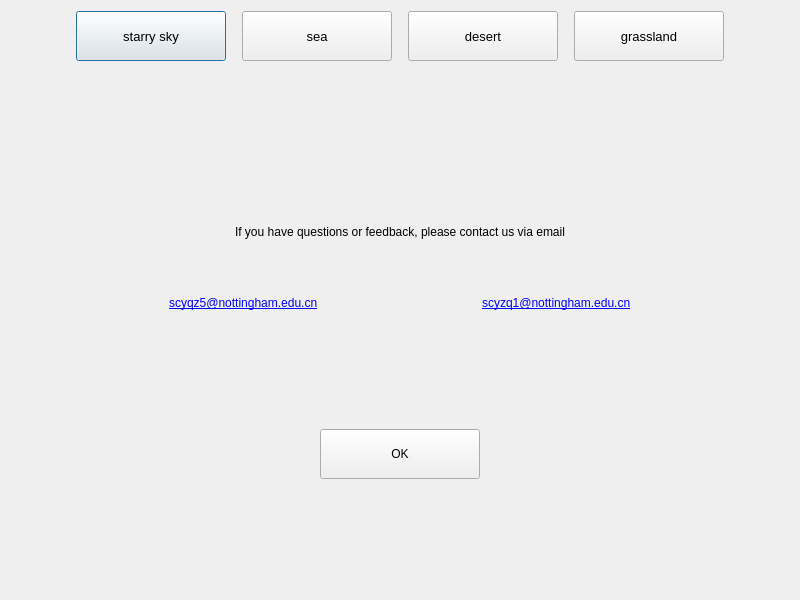
Usotsu7ki/Facial-Expression-Recognition-System, file testClient/contactus/dialog.ui: the form before one commit.
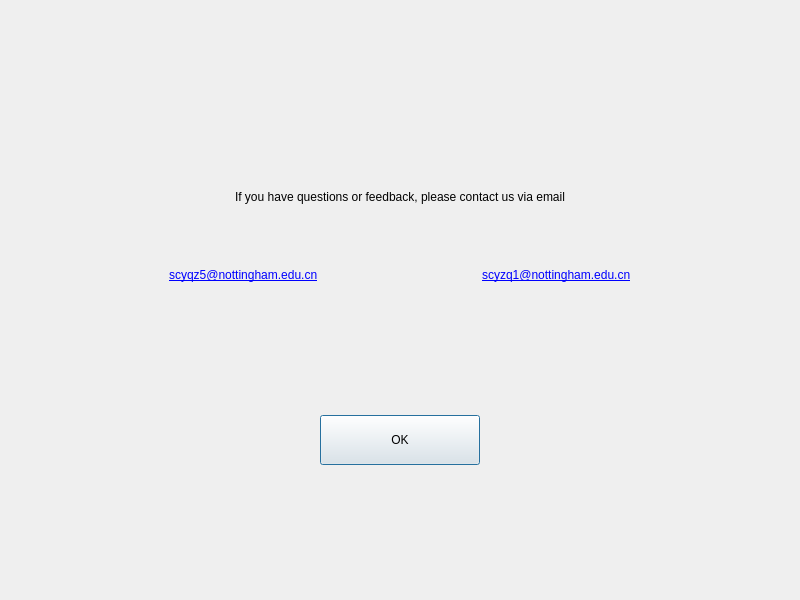
The form after the commit.

Commit message: background button to action and record position move

```diff
--- a/testClient/contactus/dialog.ui
+++ b/testClient/contactus/dialog.ui
@@ -17,208 +17,6 @@
    <item row="0" column="0">
     <layout class="QGridLayout" name="gridLayout_2">
      <item row="0" column="0">
-      <layout class="QHBoxLayout" name="horizontalLayout_12">
-       <item>
-        <spacer name="horizontalSpacer_8">
-         <property name="orientation">
-          <enum>Qt::Horizontal</enum>
-         </property>
-         <property name="sizeHint" stdset="0">
-          <size>
-           <width>13</width>
-           <height>20</height>
-          </size>
-         </property>
-        </spacer>
-       </item>
-       <item>
-        <widget class="QPushButton" name="btn_1">
-         <property name="sizePolicy">
-          <sizepolicy hsizetype="Fixed" vsizetype="Fixed">
-           <horstretch>0</horstretch>
-           <verstretch>0</verstretch>
-          </sizepolicy>
-         </property>
-         <property name="minimumSize">
-          <size>
-           <width>150</width>
-           <height>50</height>
-          </size>
-         </property>
-         <property name="maximumSize">
-          <size>
-           <width>150</width>
-           <height>50</height>
-          </size>
-         </property>
-         <property name="font">
-          <font>
-           <family>Arial</family>
-           <pointsize>10</pointsize>
-          </font>
-         </property>
-         <property name="text">
-          <string>starry sky</string>
-         </property>
-        </widget>
-       </item>
-       <item>
-        <spacer name="horizontalSpacer_23">
-         <property name="orientation">
-          <enum>Qt::Horizontal</enum>
-         </property>
-         <property name="sizeType">
-          <enum>QSizePolicy::Fixed</enum>
-         </property>
-         <property name="sizeHint" stdset="0">
-          <size>
-           <width>10</width>
-           <height>20</height>
-          </size>
-         </property>
-        </spacer>
-       </item>
-       <item>
-        <widget class="QPushButton" name="btn_2">
-         <property name="sizePolicy">
-          <sizepolicy hsizetype="Fixed" vsizetype="Fixed">
-           <horstretch>0</horstretch>
-           <verstretch>0</verstretch>
-          </sizepolicy>
-         </property>
-         <property name="minimumSize">
-          <size>
-           <width>150</width>
-           <height>50</height>
-          </size>
-         </property>
-         <property name="maximumSize">
-          <size>
-           <width>150</width>
-           <height>50</height>
-          </size>
-         </property>
-         <property name="font">
-          <font>
-           <family>Arial</family>
-           <pointsize>10</pointsize>
-          </font>
-         </property>
-         <property name="text">
-          <string>sea</string>
-         </property>
-        </widget>
-       </item>
-       <item>
-        <spacer name="horizontalSpacer_24">
-         <property name="orientation">
-          <enum>Qt::Horizontal</enum>
-         </property>
-         <property name="sizeType">
-          <enum>QSizePolicy::Fixed</enum>
-         </property>
-         <property name="sizeHint" stdset="0">
-          <size>
-           <width>10</width>
-           <height>20</height>
-          </size>
-         </property>
-        </spacer>
-       </item>
-       <item>
-        <widget class="QPushButton" name="btn_3">
-         <property name="sizePolicy">
-          <sizepolicy hsizetype="Fixed" vsizetype="Fixed">
-           <horstretch>0</horstretch>
-           <verstretch>0</verstretch>
-          </sizepolicy>
-         </property>
-         <property name="minimumSize">
-          <size>
-           <width>150</width>
-           <height>50</height>
-          </size>
-         </property>
-         <property name="maximumSize">
-          <size>
-           <width>150</width>
-           <height>50</height>
-          </size>
-         </property>
-         <property name="font">
-          <font>
-           <family>Arial</family>
-           <pointsize>10</pointsize>
-          </font>
-         </property>
-         <property name="text">
-          <string>desert</string>
-         </property>
-        </widget>
-       </item>
-       <item>
-        <spacer name="horizontalSpacer_25">
-         <property name="orientation">
-          <enum>Qt::Horizontal</enum>
-         </property>
-         <property name="sizeType">
-          <enum>QSizePolicy::Fixed</enum>
-         </property>
-         <property name="sizeHint" stdset="0">
-          <size>
-           <width>10</width>
-           <height>20</height>
-          </size>
-         </property>
-        </spacer>
-       </item>
-       <item>
-        <widget class="QPushButton" name="btn_4">
-         <property name="sizePolicy">
-          <sizepolicy hsizetype="Fixed" vsizetype="Fixed">
-           <horstretch>0</horstretch>
-           <verstretch>0</verstretch>
-          </sizepolicy>
-         </property>
-         <property name="minimumSize">
-          <size>
-           <width>150</width>
-           <height>50</height>
-          </size>
-         </property>
-         <property name="maximumSize">
-          <size>
-           <width>150</width>
-           <height>50</height>
-          </size>
-         </property>
-         <property name="font">
-          <font>
-           <family>Arial</family>
-           <pointsize>10</pointsize>
-          </font>
-         </property>
-         <property name="text">
-          <string>grassland</string>
-         </property>
-        </widget>
-       </item>
-       <item>
-        <spacer name="horizontalSpacer_9">
-         <property name="orientation">
-          <enum>Qt::Horizontal</enum>
-         </property>
-         <property name="sizeHint" stdset="0">
-          <size>
-           <width>13</width>
-           <height>20</height>
-          </size>
-         </property>
-        </spacer>
-       </item>
-      </layout>
-     </item>
-     <item row="1" column="0">
       <layout class="QGridLayout" name="gridLayout">
        <item row="3" column="0">
         <spacer name="verticalSpacer">
```
The commit also changes 88 other files.
